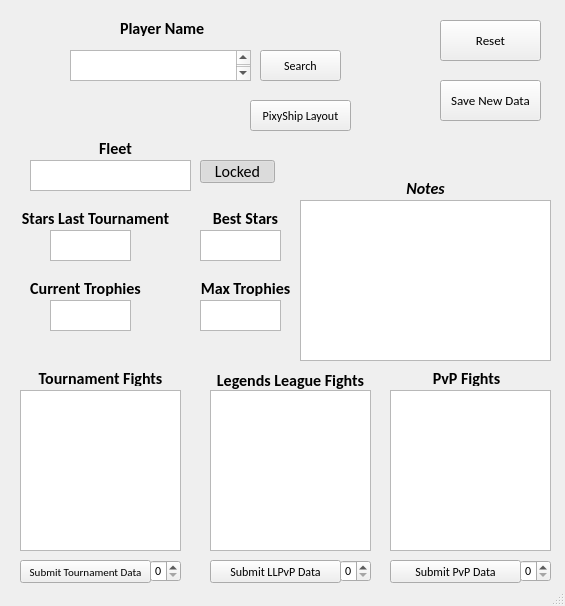
This is pss-ttt.ui in arraken/pss-ttt as Qt 5 draws it before an edit. The edited form follows.
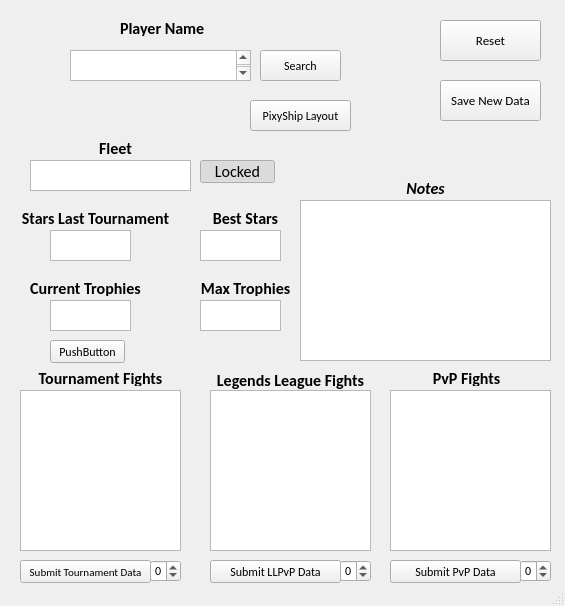
This is the edited form.

What changed in the file:
```diff
--- a/pss-ttt.ui
+++ b/pss-ttt.ui
@@ -164,6 +164,12 @@
       <height>22</height>
      </rect>
     </property>
+    <property name="minimum">
+     <number>-40</number>
+    </property>
+    <property name="maximum">
+     <number>40</number>
+    </property>
    </widget>
    <widget class="QLabel" name="starsLastTournamentLabel">
     <property name="geometry">
@@ -212,6 +218,12 @@
       <height>22</height>
      </rect>
     </property>
+    <property name="minimum">
+     <number>-40</number>
+    </property>
+    <property name="maximum">
+     <number>40</number>
+    </property>
    </widget>
    <widget class="QTextBrowser" name="maxTrophies">
     <property name="geometry">
@@ -286,6 +298,12 @@
       <height>22</height>
      </rect>
     </property>
+    <property name="minimum">
+     <number>-40</number>
+    </property>
+    <property name="maximum">
+     <number>40</number>
+    </property>
    </widget>
    <widget class="QLabel" name="currentTrophiesLabel">
     <property name="geometry">
@@ -574,6 +592,19 @@
      <string>PixyShip Layout</string>
     </property>
    </widget>
+   <widget class="QPushButton" name="clearButton">
+    <property name="geometry">
+     <rect>
+      <x>50</x>
+      <y>340</y>
+      <width>75</width>
+      <height>23</height>
+     </rect>
+    </property>
+    <property name="text">
+     <string>PushButton</string>
+    </property>
+   </widget>
   </widget>
   <widget class="QStatusBar" name="statusbar"/>
  </widget>
```
